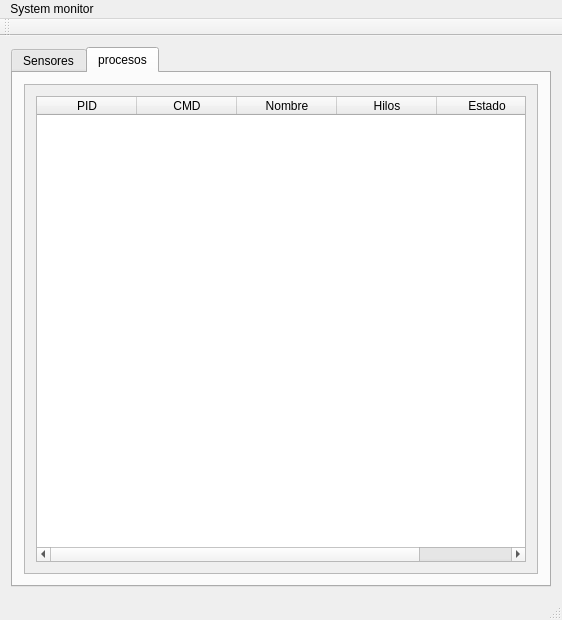
alu0100887778/soa-system-monitor, file mainwindow.ui: the form before one commit.
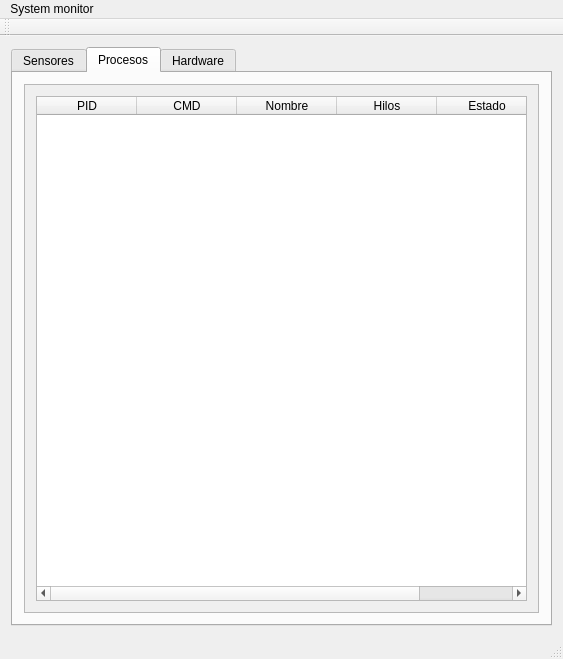
The form after the commit. The open tabs and pages were chosen to show the change.

```diff
--- a/mainwindow.ui
+++ b/mainwindow.ui
@@ -6,15 +6,15 @@
    <rect>
     <x>0</x>
     <y>0</y>
-    <width>562</width>
-    <height>620</height>
+    <width>563</width>
+    <height>659</height>
    </rect>
   </property>
   <property name="windowTitle">
    <string>MainWindow</string>
   </property>
   <widget class="QWidget" name="centralWidget">
-   <layout class="QVBoxLayout" name="verticalLayout_2">
+   <layout class="QVBoxLayout" name="verticalLayout_4">
     <item>
      <layout class="QVBoxLayout" name="verticalLayout_5">
       <item>
@@ -43,9 +43,9 @@
         </widget>
         <widget class="QWidget" name="procesos">
          <attribute name="title">
-          <string>procesos</string>
+          <string>Procesos</string>
          </attribute>
-         <layout class="QHBoxLayout" name="horizontalLayout">
+         <layout class="QVBoxLayout" name="verticalLayout_2">
           <item>
            <widget class="QScrollArea" name="scrollArea">
             <property name="widgetResizable">
@@ -56,11 +56,11 @@
               <rect>
                <x>0</x>
                <y>0</y>
-               <width>518</width>
-               <height>488</height>
+               <width>519</width>
+               <height>527</height>
               </rect>
              </property>
-             <layout class="QHBoxLayout" name="horizontalLayout_2">
+             <layout class="QVBoxLayout" name="verticalLayout_3">
               <item>
                <widget class="QTableWidget" name="tabla_proc">
                 <column>
@@ -96,6 +96,16 @@
           </item>
          </layout>
         </widget>
+        <widget class="QWidget" name="hardware">
+         <attribute name="title">
+          <string>Hardware</string>
+         </attribute>
+         <layout class="QVBoxLayout" name="verticalLayout_6">
+          <item>
+           <widget class="QTreeView" name="treeView"/>
+          </item>
+         </layout>
+        </widget>
        </widget>
       </item>
      </layout>
@@ -107,7 +117,7 @@
     <rect>
      <x>0</x>
      <y>0</y>
-     <width>562</width>
+     <width>563</width>
      <height>22</height>
     </rect>
    </property>
```
